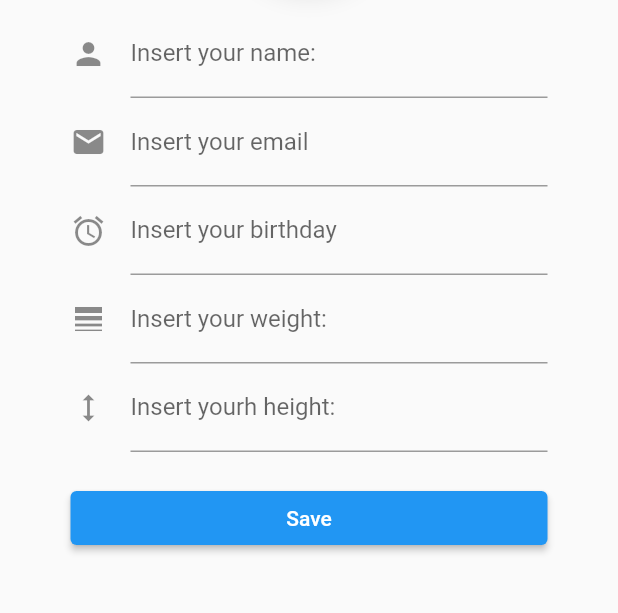
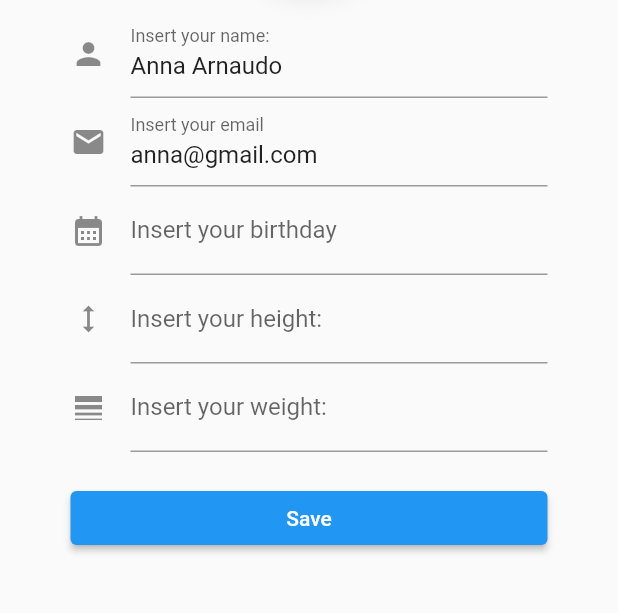
Before and after one commit to DavideBombassei/CarboTracker, a Flutter app: the ProfilePage screen opened by its route, after a tap on the "create" icon, on a phone screen of 412 x 824 dp, the part 340-953 px from its top. Run offline on Flutter 3.47's test engine with Material 2 defaults, Android fonts, the phone set to English and light mode, and no system bars; drawn by our look-alikes of avatar_glow, datetime_picker_formfield; our stand-ins replace animated_text_kit, shared_preferences, table_calendar; missing offline and left inert: dynamic_themes, image_downloader; accounts and stored records are empty.

Commit message:
Completed editProfile page and profile page

```diff
--- a/app19/lib/others/profile.dart
+++ b/app19/lib/others/profile.dart
@@ -1,7 +1,7 @@
 import 'package:flutter/cupertino.dart';
 import 'package:flutter/gestures.dart';
 
-Profile profile = Profile(name: 'Anna Arnaudo', email: 'anna@gmail,com');
+Profile profile = Profile(name: 'Anna Arnaudo', email: 'anna@gmail.com');
 
 class Profile extends ChangeNotifier {
   String? name;
@@ -9,16 +9,15 @@ class Profile extends ChangeNotifier {
   double? weight;
   double? height;
   DateTime? dateTime;
-  String? birthday;
 
   //Constructor
-  Profile(
-      {this.name,
-      this.email,
-      this.dateTime,
-      this.weight,
-      this.height,
-      this.birthday});
+  Profile({
+    this.name,
+    this.email,
+    this.dateTime,
+    this.weight,
+    this.height,
+  });
   void editProfile(Profile editProfile) {
     profile = editProfile;
     notifyListeners();
--- a/app19/lib/screens/editprofile.dart
+++ b/app19/lib/screens/editprofile.dart
@@ -2,7 +2,7 @@ import 'package:app19/main.dart';
 import 'package:flutter/material.dart';
 import 'package:avatar_glow/avatar_glow.dart';
 import 'package:datetime_picker_formfield/datetime_picker_formfield.dart';
-import 'package:date_format/date_format.dart';
+//import 'package:date_format/date_format.dart';
 import 'package:app19/others/profile.dart';
 import 'package:intl/intl.dart';
 import 'package:app19/screens/profilepage.dart';
@@ -10,8 +10,8 @@ import 'package:provider/provider.dart';
 import 'dart:io';
 import 'dart:developer' as developer;
 
-Profile _editProfile = Profile(name: 'lUCA', email: '${profile.email}');
-//Profile profile = Profile(name: 'profile.name', email: 'mario.rossi@gmail.com');
+Profile _editProfile =
+    Profile(name: '${profile.name}', email: '${profile.email}');
 
 class EditProfile extends StatelessWidget {
   @override
@@ -62,8 +62,10 @@ class _EditProfileState extends State<EditProfileState> {
         ));
   }
 
-  TextEditingController _nameControll = TextEditingController();
-  TextEditingController _emailControll = TextEditingController();
+  TextEditingController _nameControll =
+      TextEditingController(text: profile.name);
+  TextEditingController _emailControll =
+      TextEditingController(text: profile.email);
 
   DateTime? _date = DateTime(2000, 1, 1);
   TextEditingController _weightControll = TextEditingController();
@@ -71,7 +73,6 @@ class _EditProfileState extends State<EditProfileState> {
 
   Widget _modifyProfile(BuildContext context) {
     //developer.log('LOG:${_editProfile.name}');
-
     final format = DateFormat("yyyy-MM-dd");
     return Form(
         key: _formKey,
@@ -85,14 +86,13 @@ class _EditProfileState extends State<EditProfileState> {
                   decoration: const InputDecoration(
                     icon: Icon(Icons.person),
                     hintText: 'Name *',
-                    //widget.mealIndex == -1 ? 'Carbohydrates *' : 'Carbohydrates *',
                     labelText: 'Insert your name: ',
                   ),
                   controller: _nameControll,
                   // The validator receives the text that the user has entered.
                   validator: (value) {
                     if (value == null || value.isEmpty) {
-                      return 'Please enter some text';
+                      return 'Please enter a name';
                     }
                     return null;
                   },
@@ -109,6 +109,7 @@ class _EditProfileState extends State<EditProfileState> {
                   ),
                   controller: _emailControll,
                   validator: (value) {
+                    if (!isValidEmail(value)) return 'Enter VALID email';
                     if (value == null || value.isEmpty) {
                       return 'Please enter some text';
                     }
@@ -119,7 +120,7 @@ class _EditProfileState extends State<EditProfileState> {
                   }),
               DateTimeField(
                   decoration: const InputDecoration(
-                    icon: Icon(Icons.alarm),
+                    icon: Icon(Icons.calendar_month),
                     hintText: 'yyyy-MM-dd *',
                     labelText: 'Insert your birthday',
                   ),
@@ -139,10 +140,31 @@ class _EditProfileState extends State<EditProfileState> {
                     }
                   },
                   onSaved: (value) {
-                    //_editProfile.birthday = DateFormat('yyyy-MM-dd').format(_date);;
-                    //DateFormat('dd-MM-yyyy').format(_date);
-
-                    _editProfile.dateTime = _date;
+                    if (value == null) {
+                      _editProfile.dateTime = profile.dateTime;
+                    } else {
+                      _editProfile.dateTime = _date;
+                    }
+                  }),
+              TextFormField(
+                  decoration: const InputDecoration(
+                    icon: Icon(Icons.height),
+                    hintText: 'Height *',
+                    labelText: 'Insert your height: ',
+                  ),
+                  controller: _heightControll,
+                  validator: (value) {
+                    if (value.toString().isNotEmpty) {
+                      if (!isValid(value.toString()))
+                        return 'Enter VALID height';
+                    }
+                  },
+                  onSaved: (value) {
+                    if (value == null || value.isEmpty) {
+                      _editProfile.height = profile.height;
+                    } else {
+                      _editProfile.height = double.parse(_heightControll.text);
+                    }
                   }),
               TextFormField(
                   decoration: const InputDecoration(
@@ -153,20 +175,18 @@ class _EditProfileState extends State<EditProfileState> {
                     labelText: 'Insert your weight: ',
                   ),
                   controller: _weightControll,
+                  validator: (value) {
+                    if (value.toString().isNotEmpty) {
+                      if (!isValid(value.toString()))
+                        return 'Enter VALID weight';
+                    }
+                  },
                   onSaved: (value) {
-                    _editProfile.weight = double.parse(_weightControll.text);
-                  }),
-              TextFormField(
-                  decoration: const InputDecoration(
-                    icon: Icon(
-                      Icons.height,
-                    ),
-                    hintText: 'Height *',
-                    labelText: 'Insert yourh height: ',
-                  ),
-                  controller: _heightControll,
-                  onSaved: (value) {
-                    _editProfile.height = double.parse(_heightControll.text);
+                    if (value == null || value.isEmpty) {
+                      _editProfile.weight = profile.weight;
+                    } else {
+                      _editProfile.weight = double.parse(_weightControll.text);
+                    }
                   }),
               const SizedBox(height: 20),
               ElevatedButton(
@@ -193,13 +213,21 @@ class _EditProfileState extends State<EditProfileState> {
   void _saveChanges(BuildContext context) {
     if (_formKey.currentState!.validate()) {
       _formKey.currentState!.save();
-      //profile = _editProfile;
-      //setState(() {
       Provider.of<Profile>(context, listen: false).editProfile(_editProfile);
-      //});
     }
     //Then push the HomePage
     Navigator.pop(context);
-    //}
+  }
+
+  bool isValid(String? val) {
+    if (val == null) return false;
+    final regExp = RegExp(r"^[0-9]");
+    return regExp.hasMatch(val);
+  }
+
+  bool isValidEmail(String? val) {
+    if (val == null) return false;
+    final regExp = RegExp(r"^[a-zA-Z0-9.]+@[a-zA-Z0-9]+\.[a-zA-Z]+");
+    return regExp.hasMatch(val);
   }
 }
--- a/app19/lib/screens/profilepage.dart
+++ b/app19/lib/screens/profilepage.dart
@@ -36,6 +36,7 @@ class _ProfilePageState extends State<ProfilePage> {
   }
 }
 
+String birthday = '';
 Widget _visualProfile(BuildContext context) {
   //developer.log('LOG:${_editProfile.name}');
   return Column(
@@ -71,11 +72,17 @@ Widget _visualProfile(BuildContext context) {
           }),
           const SizedBox(height: 30),
           Consumer<Profile>(builder: (context, Profile, child) {
+            //DateTime provDate = (DateTime) profile.dateTime;
+            //DateFormat('yyyy-MM-dd').format(provDate);
+            final format = DateFormat('dd-MM-yyyy');
+            if (profile.dateTime != null) {
+              birthday = format.format(profile.dateTime!);
+            }
             return profile.dateTime == null
                 ? Text('')
                 : Text(
                     //'Birthday: ${DateFormat('yyyy-MM-dd').format(profile.dateTime)}',
-                    'Birthday: ${profile.dateTime}',
+                    'Birthday: $birthday',
                     style: TextStyle(color: Colors.grey));
           }),
           const SizedBox(height: 30),
@@ -96,11 +103,3 @@ Widget _visualProfile(BuildContext context) {
         ]),
       ]);
 }
-
-
-/*floatingActionButton: widget.mealIndex == -1
-          ? null
-          : FloatingActionButton(
-              onPressed: () => _deleteAndPop(context),
-              child: Icon(Icons.delete),
-            ),*/
```
Also changed, not shown: app19/lib/screens/homepage.dart (+7 -0 lines).
